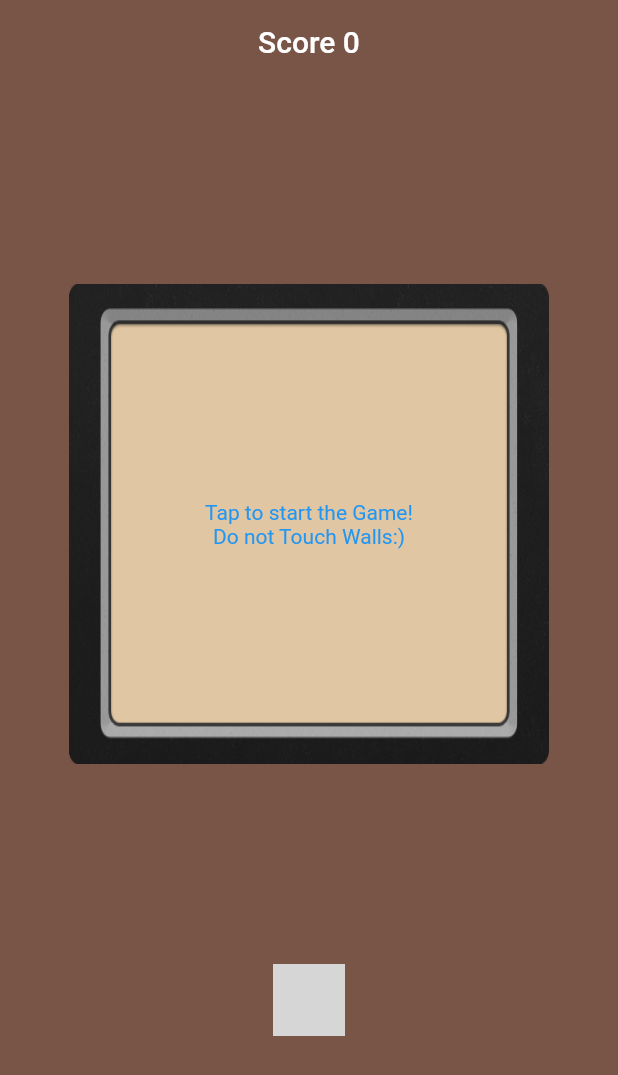
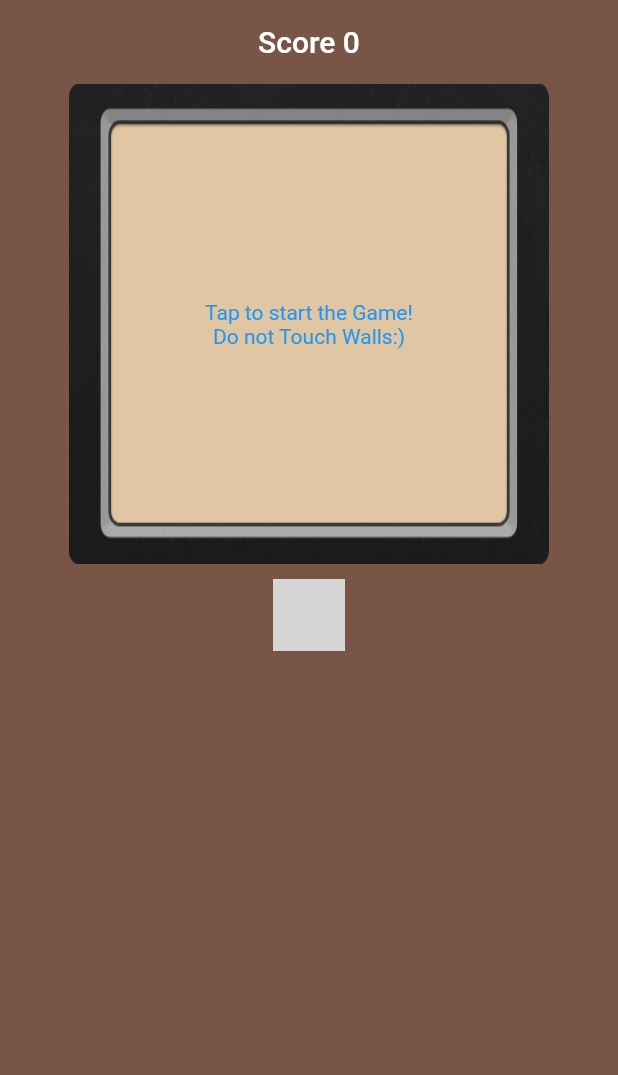
Before and after one commit to uzairleo/leo_snake_game, a Flutter app: the screen it shows after launch, on a phone screen of 412 x 824 dp. Shown: the top 1075 px of the screen. Run offline on Flutter 3.47's test engine with Material 2 defaults, Android fonts, the phone set to English and light mode, and no system bars; missing offline and left inert: control_pad; grey boxes are pictures that could not be loaded.

Commit message:
manage score state

```diff
--- a/lib/Game.dart
+++ b/lib/Game.dart
@@ -1,12 +1,11 @@
 import 'dart:async';
 import 'dart:math';
-import 'package:control_pad/views/circle_view.dart';
+// import 'package:control_pad/views/circle_view.dart';
 import 'package:flutter/material.dart';
 import 'package:flutter/widgets.dart';
 import 'package:leo_snake_game/customJoystick.dart';
 import './Widgets/widgets_at_different_game_state.dart';
-import 'package:control_pad/control_pad.dart';
-
+// import 'package:control_pad/control_pad.dart';
 enum Direction { LEFT, RIGHT, UP, DOWN }
 enum GameState { START, RUNNING, FAILURE }
 int score = 0;
@@ -25,7 +24,18 @@ class _GameState extends State<Game> {
 
   @override
   Widget build(BuildContext context) {
-    return Column(
+    return Scaffold(
+      appBar: AppBar(
+        backgroundColor: Colors.brown,
+        elevation: 0,
+        title:Text("Score $score"),
+        centerTitle: true,
+      ),
+      backgroundColor: Colors.brown[500],
+      body:ListView(
+        children: <Widget>[
+          Container(
+            child: Column(
               mainAxisAlignment: MainAxisAlignment.spaceEvenly,
             children: <Widget>[
               Container(
@@ -46,9 +56,13 @@ class _GameState extends State<Game> {
                   child: _getChildBasedOnGameState(),
                 ),
               ),
+              SizedBox(height:10.0),
               CustomJoyStick(),
             ],
-    );
+    ),
+          ),
+        ],
+      ));
   }
 
   void _handleTap(TapUpDetails tapUpDetails) {
--- a/lib/main.dart
+++ b/lib/main.dart
@@ -8,24 +8,8 @@ class MyApp extends StatelessWidget {
   Widget build(BuildContext context) {
     return MaterialApp(
       title: 'Olden Days Snake Game',
-      home: Home(),
+      home: Game(),
       debugShowCheckedModeBanner: false,
     );
   }
 }
-
-class Home extends StatelessWidget {
-  @override
-  Widget build(BuildContext context) {
-    return Scaffold(
-      appBar: AppBar(
-        backgroundColor: Colors.brown,
-        elevation: 0,
-        title:Text("Score $score"),
-        centerTitle: true,
-      ),
-      backgroundColor: Colors.brown[500],
-      body: Game(),
-    );
-  }
-}
```
Also changed, not shown: lib/customJoystick.dart (+21 -78 lines). Lines whose indentation alone changed are shown as unchanged.
